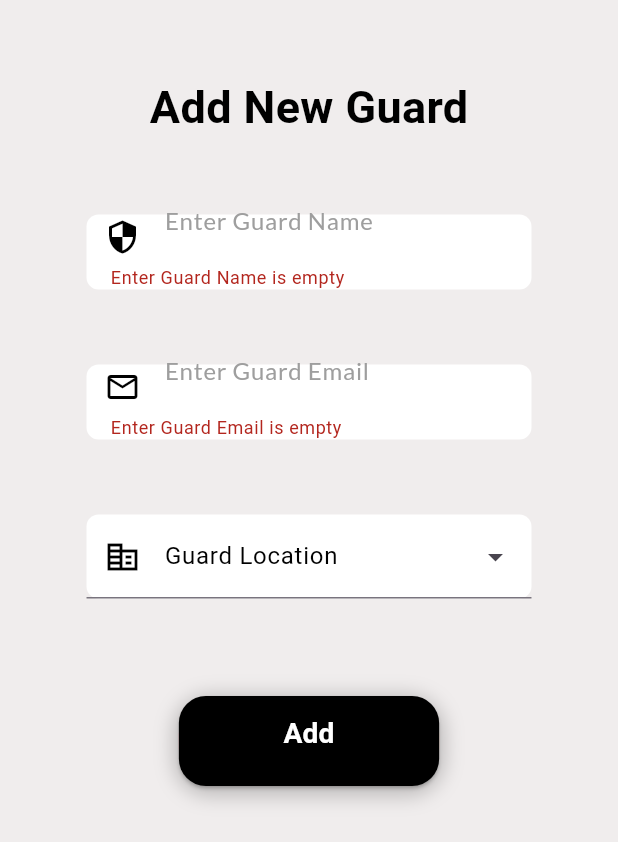
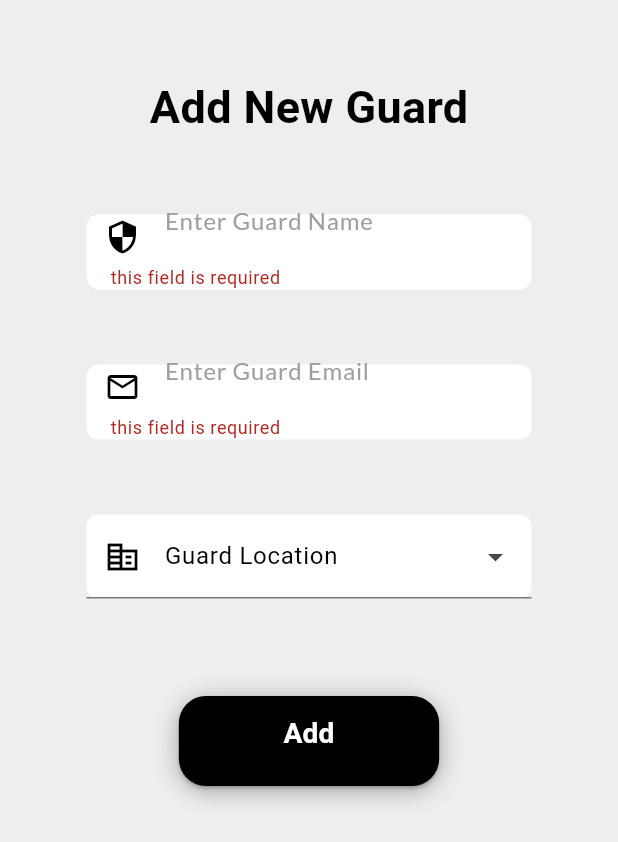
Before and after one commit to Patel-Het03/DEP24-P13-Campus-InOut-Management-App, a Flutter app: the AddGuards screen opened directly, after a tap on "Add", on a phone screen of 412 x 824 dp. Shown: the top 842 px of the screen. Run offline on Flutter 3.47's test engine with Material 3 defaults, Android fonts, the phone set to English and light mode, and no system bars; drawn by our look-alikes of dropdown_search; our stand-ins replace animated_theme_switcher, charts_flutter, cloud_firestore, file_picker, firebase_auth, flutter_datetime_picker_plus and 10 more; missing offline and left inert: cloud_firestore_web, firebase_auth_web, firebase_core_web, image_picker_for_web, qrscan, shared_preferences_web; accounts and stored records are empty; network calls fail.

Commit message:
commit unsure

```diff
--- a/my_gate_app/lib/screens/admin/utils/textbox.dart
+++ b/my_gate_app/lib/screens/admin/utils/textbox.dart
@@ -2,6 +2,7 @@
 
 import 'package:flutter/material.dart';
 import 'package:google_fonts/google_fonts.dart';
+
 class TextBoxCustom extends StatelessWidget {
   TextBoxCustom({
     super.key,
@@ -10,9 +11,11 @@ class TextBoxCustom extends StatelessWidget {
     required this.icon,
     this.form_key,
     this.onChangedFunction,
+    this.validatorFunction,
   });
   void Function(String?)? onSavedFunction;
   void Function(String?)? onChangedFunction;
+  String? Function(String?)? validatorFunction;
   String labelText;
   Icon icon;
   Key? form_key;
@@ -36,9 +39,10 @@ class TextBoxCustom extends StatelessWidget {
             keyboardType: TextInputType.emailAddress,
             key: const ValueKey('username'),
             // how does this work?
-            validator: (value) {
-              if (value!.isEmpty) {
-                return '$labelText is empty';
+            validator: validatorFunction ??
+                (value) {
+                  if (value == null || value.isEmpty) {
+                    return 'this field is required';
                   }
                   return null;
                 },
@@ -46,14 +50,12 @@ class TextBoxCustom extends StatelessWidget {
             onChanged: onChangedFunction,
             decoration: InputDecoration(
               prefixStyle: TextStyle(color: Colors.black),
-
-                contentPadding: EdgeInsets.symmetric(horizontal: 16.0, vertical: 10.0),
+              contentPadding:
+                  EdgeInsets.symmetric(horizontal: 16.0, vertical: 10.0),
               border: InputBorder.none,
               hintText: labelText,
               hintStyle: GoogleFonts.lato(color: Colors.grey),
               prefixIcon: icon,
-
-
             ),
           ),
         ),
--- a/my_gate_app/lib/screens/guard/ticket_screen.dart
+++ b/my_gate_app/lib/screens/guard/ticket_screen.dart
@@ -496,44 +496,7 @@ class _TicketScreenState extends State<TicketScreen> {
 
   Widget studentList(List<ResultObj> mytickets) {
     return
-        // mytickets.isEmpty
-        //     ? Center(child: CircularProgressIndicator())
-        //     :
-        //  Expanded(
-        //     child: ListView.builder(
-        //       itemCount: mytickets.length,
-        //       itemBuilder: (BuildContext context, int index) {
-        //         final bool isExpanded = index == selectedIndex;
-        //         return Column(
-        //           children: <Widget>[
-        //             ListTile(
-        //               title: Text(mytickets[index].student_name,
-        //                   style: GoogleFonts.lato(
-        //                     fontWeight: FontWeight.w600,
-        //                     color: Colors.black,
-        //                   )),
-        //               subtitle: Text(mytickets[index].date_time.toString()),
-        //               onTap: () => toggleExpansion(index),
-        //             ),
-        //             if (isExpanded)
-        //               Padding(
-        //                 padding: EdgeInsets.symmetric(horizontal: 16.0),
-        //                 child: Column(
-        //                     mainAxisAlignment: MainAxisAlignment.start,
-        //                     children: [
-        //                       Text("Email : ${mytickets[index].email}"),
-        //                       Text(
-        //                           "Destination Address : ${mytickets[index].destination_address}"),
-        //                       Text(
-        //                           "Vehicle Number : ${mytickets[index].vehicle_number}"),
-        //                     ]),
-        //               ),
-        //             Divider(), // Add divider between list items
-        //           ],
-        //         );
-        //       },
-        //     ),
-        //   );
+
         Expanded(
       child: SizedBox(
         width: MediaQuery.of(context).size.width * 0.95,
@@ -579,7 +542,7 @@ class _TicketScreenState extends State<TicketScreen> {
   Widget StudentDetails(ResultObj ticket) {
     return Container(
       child: Column(crossAxisAlignment: CrossAxisAlignment.start, children: [
-        Text("email :${ticket.email}",
+        Text("Email :${ticket.email}",
             style: GoogleFonts.lato(
               fontWeight: FontWeight.w600,
               color: Colors.black,
@@ -591,7 +554,7 @@ class _TicketScreenState extends State<TicketScreen> {
               color: Colors.black,
               fontSize: 15,
             )),
-        Text("Additonal Visitors :${ticket}",
+        Text("Time :${ticket}",
             style: GoogleFonts.lato(
               fontWeight: FontWeight.w600,
               color: Colors.black,
```
Also changed, not shown: my_gate_app/lib/screens/admin/utils/dropdown.dart (+3 -40 lines), my_gate_app/lib/screens/guard/visitors/oldVisitorsSearchStudents.dart (+13 -1 lines), 2 other files. Lines whose indentation alone changed are shown as unchanged.
